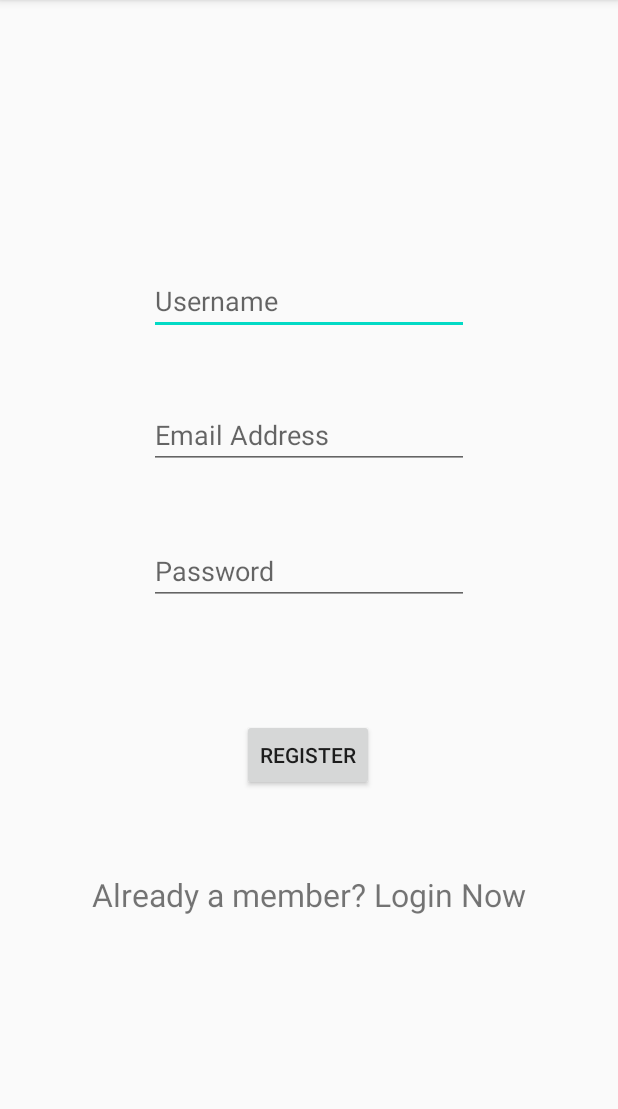
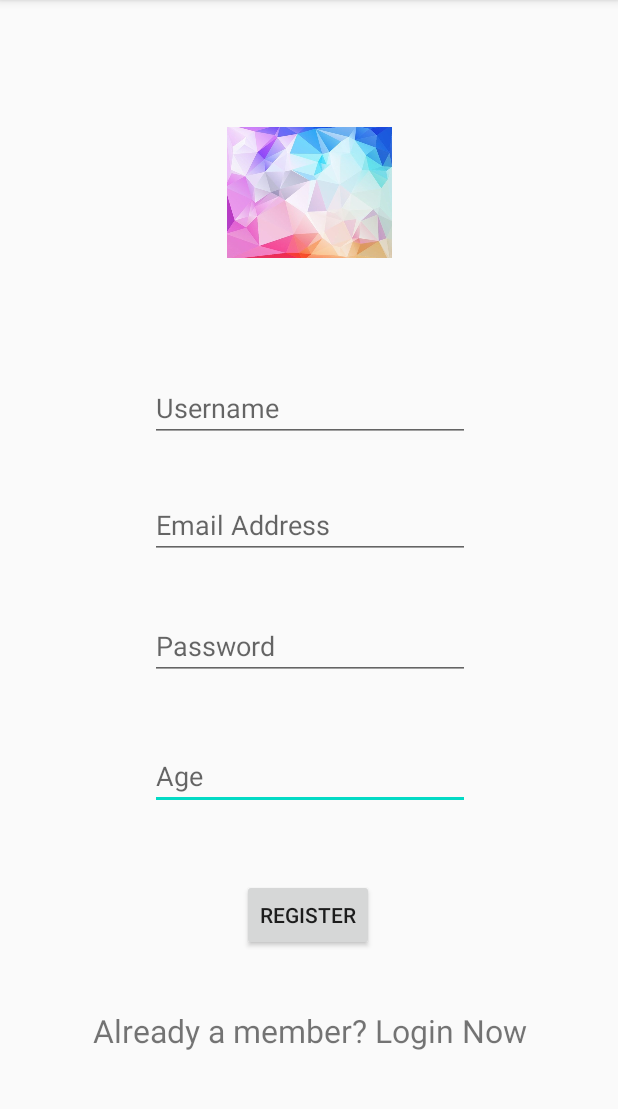
Before and after one commit to adamilman/UTMKLQRAS, an Android app: the RegistrationActivity screen opened directly, with no data from a screen before it, after a tap on "REGISTER", on a phone screen of 412 x 824 dp, the part 84-1193 px from its top. Run offline under Robolectric (Android 15) with nearby library versions, the phone set to English and light mode, and no system bars; our stand-ins replace Firebase (no records; nobody signed in at launch, a user with empty details on screens opened directly).

Commit message:
update registration info (username, email, age) in firebase

```diff
--- a/UTMKLQRAS/app/src/main/java/com/example/utmklqras/RegistrationActivity.java
+++ b/UTMKLQRAS/app/src/main/java/com/example/utmklqras/RegistrationActivity.java
@@ -8,6 +8,7 @@ import android.os.Bundle;
 import android.view.View;
 import android.widget.Button;
 import android.widget.EditText;
+import android.widget.ImageView;
 import android.widget.TextView;
 import android.widget.Toast;
 
@@ -16,13 +17,17 @@ import com.google.android.gms.tasks.Task;
 import com.google.firebase.auth.AuthResult;
 import com.google.firebase.auth.FirebaseAuth;
 import com.google.firebase.auth.FirebaseUser;
+import com.google.firebase.database.DatabaseReference;
+import com.google.firebase.database.FirebaseDatabase;
 
 public class RegistrationActivity extends AppCompatActivity {
 
-    private EditText userName, userPassword, userEmail;
+    private EditText userName, userPassword, userEmail, userAge;
     private Button regButton;
     private TextView userLogin;
     private FirebaseAuth firebaseAuth;
+    private ImageView userProfilePic;
+    String email, name, age, password;
 
 
     @Override
@@ -48,10 +53,15 @@ public class RegistrationActivity extends AppCompatActivity {
                         public void onComplete(@NonNull Task<AuthResult> task) {
                             if(task.isSuccessful()) {
                                 sendEmailVerification();
-
-                            }else{
+                                sendUserData();
+                                Toast.makeText(RegistrationActivity.this, "Succesfully Registered, Upload Completed!", Toast.LENGTH_SHORT).show();
+                                //firebaseAuth.signOut();
+                                finish();
+                                startActivity(new Intent(RegistrationActivity.this, LoginActivity.class));
+                            }
+                            else{
                                 Toast.makeText(RegistrationActivity.this, "Registration Failed", Toast.LENGTH_SHORT).show();
-                                }
+                            }
                         }
                     });
                 }
@@ -73,17 +83,20 @@ public class RegistrationActivity extends AppCompatActivity {
         userEmail = findViewById(R.id.etUserEmail);
         regButton = findViewById(R.id.btnRegister);
         userLogin = findViewById(R.id.tvUserLogin);
-
+        userAge = findViewById(R.id.etAge);
+        userProfilePic = findViewById(R.id.ivProfile);
     }
 
     private Boolean validate() {
 
         Boolean result = false;
-        String name = userName.getText().toString();
-        String password = userPassword.getText().toString();
-        String email = userEmail.getText().toString();
 
-        if(name.isEmpty() || password.isEmpty() || email.isEmpty()) {
+        name = userName.getText().toString();
+        password = userPassword.getText().toString();
+        email = userEmail.getText().toString();
+        age = userAge.getText().toString();
+
+        if(name.isEmpty() || password.isEmpty() || email.isEmpty() || age.isEmpty()) {
 
             Toast.makeText(this, "Please enter all the details", Toast.LENGTH_SHORT).show();
         }else{
@@ -100,15 +113,25 @@ public class RegistrationActivity extends AppCompatActivity {
                     @Override
                     public void onComplete(@NonNull Task<Void> task) {
                         if(task.isSuccessful()){
+                            sendUserData();
                             Toast.makeText(RegistrationActivity.this, "Succesfully Registered, Verification mail sent!", Toast.LENGTH_SHORT).show();
                             firebaseAuth.signOut();
                             finish();
                             startActivity(new Intent(RegistrationActivity.this, LoginActivity.class));
-                        }else{
+                        }
+                        else{
                             Toast.makeText(RegistrationActivity.this, "Verification mail hasn't been sent!", Toast.LENGTH_SHORT).show();
                         }
                     }
                 });
             }
         }
+
+        private void sendUserData(){
+            FirebaseDatabase firebaseDatabase = FirebaseDatabase.getInstance();
+            DatabaseReference myRef = firebaseDatabase.getReference(firebaseAuth.getUid());
+            UserProfile userProfile = new UserProfile(age, email, name);
+            myRef.setValue(userProfile);
+        }
+
     }
--- /dev/null
+++ b/UTMKLQRAS/app/src/main/java/com/example/utmklqras/UserProfile.java
@@ -0,0 +1,13 @@
+package com.example.utmklqras;
+
+public class UserProfile {
+    public String Age;
+    public String Email;
+    public String Name;
+
+    public UserProfile(String userAge, String userEmail, String userName) {
+        this.Age = userAge;
+        this.Email = userEmail;
+        this.Name = userName;
+    }
+}
--- a/UTMKLQRAS/app/src/main/res/layout/activity_registration.xml
+++ b/UTMKLQRAS/app/src/main/res/layout/activity_registration.xml
@@ -5,6 +5,34 @@
     android:layout_width="match_parent"
     android:layout_height="match_parent"
     tools:context=".RegistrationActivity">
+
+    <EditText
+        android:id="@+id/etAge"
+        android:layout_width="wrap_content"
+        android:layout_height="wrap_content"
+        android:ems="10"
+        android:hint="Age"
+        android:inputType="number"
+        app:layout_constraintBottom_toBottomOf="parent"
+        app:layout_constraintEnd_toEndOf="parent"
+        app:layout_constraintHorizontal_bias="0.502"
+        app:layout_constraintStart_toStartOf="parent"
+        app:layout_constraintTop_toBottomOf="@+id/etUserPassword"
+        app:layout_constraintVertical_bias="0.153" />
+
+    <EditText
+        android:id="@+id/etUserEmail"
+        android:layout_width="wrap_content"
+        android:layout_height="wrap_content"
+        android:ems="10"
+        android:hint="Email Address"
+        android:inputType="textEmailAddress"
+        app:layout_constraintBottom_toBottomOf="parent"
+        app:layout_constraintEnd_toEndOf="parent"
+        app:layout_constraintHorizontal_bias="0.502"
+        app:layout_constraintStart_toStartOf="parent"
+        app:layout_constraintTop_toBottomOf="@+id/etUserName"
+        app:layout_constraintVertical_bias="0.076" />
 
     <EditText
         android:id="@+id/etUserName"
@@ -15,22 +43,23 @@
         android:inputType="textPersonName"
         app:layout_constraintBottom_toBottomOf="parent"
         app:layout_constraintEnd_toEndOf="parent"
+        app:layout_constraintHorizontal_bias="0.502"
         app:layout_constraintStart_toStartOf="parent"
         app:layout_constraintTop_toTopOf="parent"
-        app:layout_constraintVertical_bias="0.246" />
+        app:layout_constraintVertical_bias="0.345" />
 
-    <EditText
-        android:id="@+id/etUserEmail"
+    <TextView
+        android:id="@+id/tvUserLogin"
         android:layout_width="wrap_content"
         android:layout_height="wrap_content"
-        android:ems="10"
-        android:hint="Email Address"
-        android:inputType="textEmailAddress"
+        android:text="Already a member? Login Now"
+        android:textSize="21sp"
         app:layout_constraintBottom_toBottomOf="parent"
         app:layout_constraintEnd_toEndOf="parent"
+        app:layout_constraintHorizontal_bias="0.503"
         app:layout_constraintStart_toStartOf="parent"
-        app:layout_constraintTop_toBottomOf="@+id/etUserName"
-        app:layout_constraintVertical_bias="0.088" />
+        app:layout_constraintTop_toBottomOf="@+id/btnRegister"
+        app:layout_constraintVertical_bias="0.365" />
 
     <EditText
         android:id="@+id/etUserPassword"
@@ -41,9 +70,10 @@
         android:inputType="textPassword"
         app:layout_constraintBottom_toBottomOf="parent"
         app:layout_constraintEnd_toEndOf="parent"
+        app:layout_constraintHorizontal_bias="0.502"
         app:layout_constraintStart_toStartOf="parent"
         app:layout_constraintTop_toBottomOf="@+id/etUserEmail"
-        app:layout_constraintVertical_bias="0.111" />
+        app:layout_constraintVertical_bias="0.101" />
 
     <Button
         android:id="@+id/btnRegister"
@@ -55,17 +85,16 @@
         app:layout_constraintHorizontal_bias="0.498"
         app:layout_constraintStart_toStartOf="parent"
         app:layout_constraintTop_toBottomOf="@+id/etUserPassword"
-        app:layout_constraintVertical_bias="0.24" />
+        app:layout_constraintVertical_bias="0.497" />
 
-    <TextView
-        android:id="@+id/tvUserLogin"
-        android:layout_width="wrap_content"
-        android:layout_height="wrap_content"
-        android:text="Already a member? Login Now"
-        android:textSize="21sp"
-        app:layout_constraintBottom_toBottomOf="parent"
+    <ImageView
+        android:id="@+id/ivProfile"
+        android:layout_width="110dp"
+        android:layout_height="110dp"
+        app:layout_constraintBottom_toTopOf="@+id/etUserName"
         app:layout_constraintEnd_toEndOf="parent"
         app:layout_constraintStart_toStartOf="parent"
-        app:layout_constraintTop_toBottomOf="@+id/btnRegister"
-        app:layout_constraintVertical_bias="0.258" />
+        app:layout_constraintTop_toTopOf="parent"
+        app:layout_constraintVertical_bias="0.527"
+        android:src="@drawable/abstract_low_poly_background_vector_illustration_570244" />
 </androidx.constraintlayout.widget.ConstraintLayout>
```
Also changed, not shown: UTMKLQRAS/app/src/main/res/drawable/abstract_low_poly_background_vector_illustration_570244.jpg (added).
